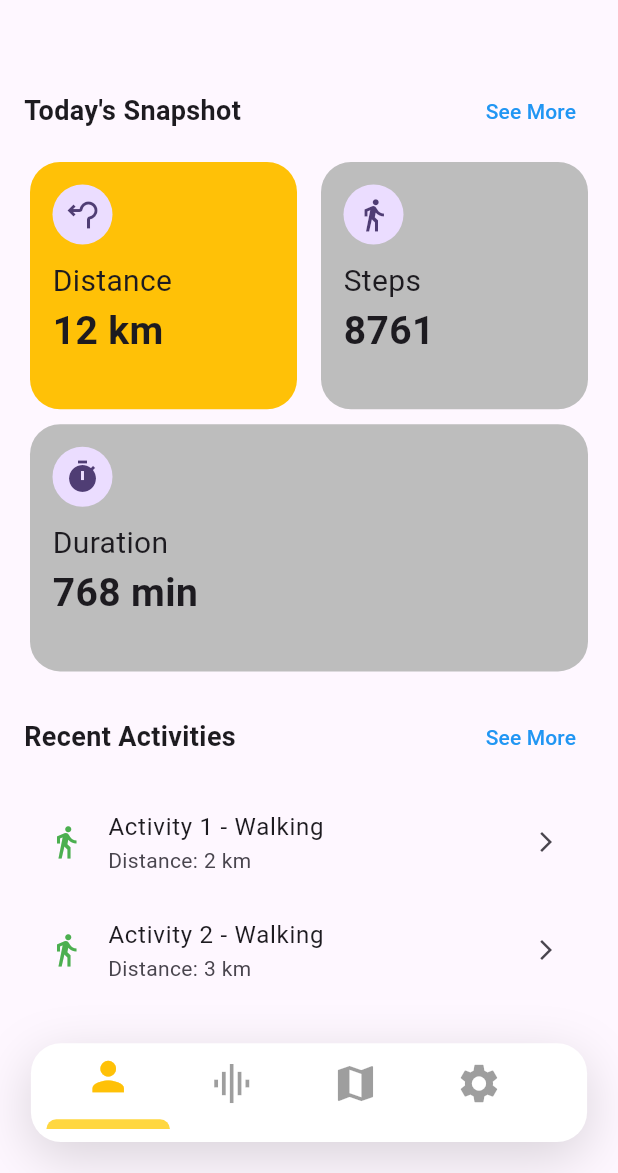
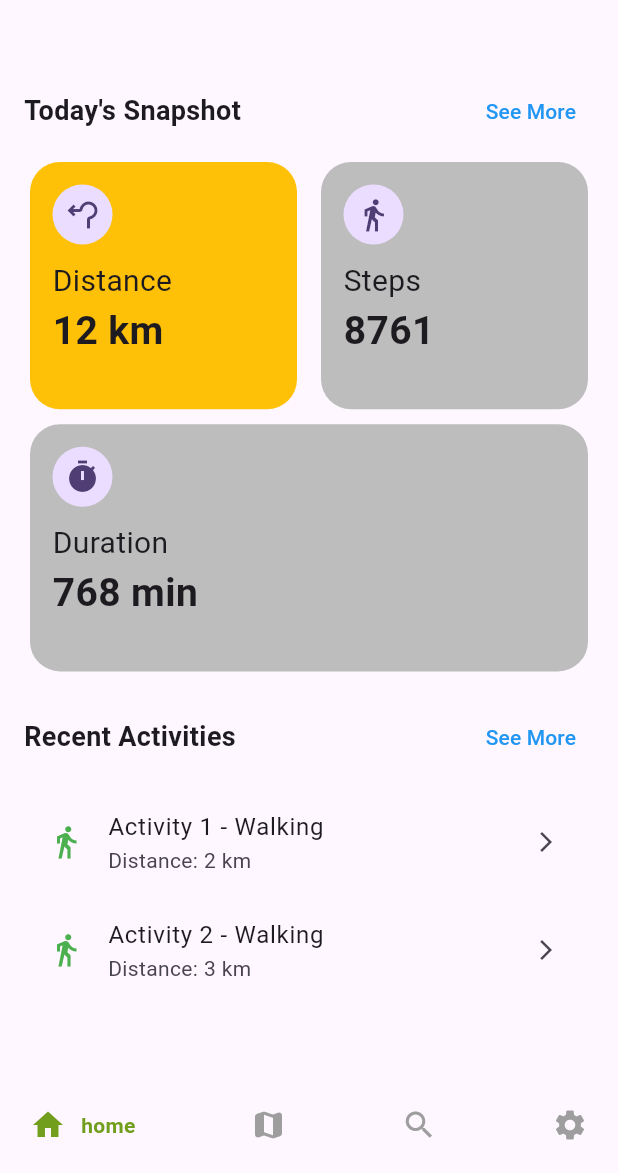
Before and after one commit to Ink42/thrive, a Flutter app: the screen it shows after launch, on a phone screen of 412 x 824 dp, the part 63-1236 px from its top. Run offline on Flutter 3.47's test engine with Material 3 defaults, Android fonts, the phone set to English and light mode, and no system bars; drawn by our look-alikes of google_nav_bar; our stand-ins replace flutter_map, geolocator, google_fonts, hive, hive_flutter, internet_connection_checker_plus and 2 more; accounts and stored records are empty.

```diff
--- a/lib/global/widgets/bottom_navigation_bar.dart
+++ b/lib/global/widgets/bottom_navigation_bar.dart
@@ -2,74 +2,84 @@ import 'package:flutter/material.dart';
 import 'package:provider/provider.dart';
 import 'bottom_navigation_provider.dart';
 
-class GlobaleBottomNavigationBar extends StatelessWidget {
-   GlobaleBottomNavigationBar({super.key});
+class BottomNavigationBar extends StatelessWidget {
+  const BottomNavigationBar({super.key});
 
   @override
   Widget build(BuildContext context) {
     final size = MediaQuery.sizeOf(context);
     final provider = Provider.of<BottomNavigationProvider>(context);
+    return SizedBox();
+  }
+}
+// class GlobaleBottomNavigationBar extends StatelessWidget {
+//    GlobaleBottomNavigationBar({super.key});
 
-    return Container(
-      margin: EdgeInsets.all(size.width * 0.05),
-      height: size.height * 0.08,
-      decoration: BoxDecoration(
-        color: Colors.white,
-        borderRadius: BorderRadius.circular(20),
-        boxShadow: [
-          BoxShadow(
-            color: Colors.black.withOpacity(0.15),
-            blurRadius: 30,
-            offset: const Offset(0, 10),
-          ),
-        ],
-      ),
-      child: ListView.builder(
-        itemCount: IconOfList.length,
-        scrollDirection: Axis.horizontal,
-        padding: EdgeInsets.symmetric(horizontal: size.width * 0.025),
-        itemBuilder: (_, index) => InkWell(
-          onTap: () {
-            provider.updateIndex(index);
-          },
-          splashColor: Colors.transparent,
-          highlightColor: Colors.transparent,
-          child: Column(
-            mainAxisAlignment: MainAxisAlignment.center,
-            children: [
-              Tooltip(
-                message: 'Page ${index + 1}',
-                child: Icon(
-                  IconOfList[index],
-                  size: size.width * 0.076,
-                  color: index == provider.currentIndex ? Colors.amber : Colors.black38,
-                ),
-              ),
-              SizedBox(height: size.width * 0.03),
-              AnimatedContainer(
-                duration: const Duration(milliseconds: 1000),
-                curve: Curves.fastLinearToSlowEaseIn,
-                margin: EdgeInsets.only(
-                  bottom: index == provider.currentIndex ? size.height * 0.002 : 0,
-                ),
-                height: index == provider.currentIndex ? size.height * 0.008 : 0,
-                width: size.width * 0.2,
-                decoration: BoxDecoration(
-                  color: Colors.amberAccent,
-                  borderRadius: const BorderRadius.vertical(top: Radius.circular(10)),
-                ),
-              ),
-            ],
-          ),
-        ),
-      ),
-    );
-  }
+//   @override
+//   Widget build(BuildContext context) {
+//     final size = MediaQuery.sizeOf(context);
+//     final provider = Provider.of<BottomNavigationProvider>(context);
 
-  final List<IconData> IconOfList = [
-    Icons.person,
-    Icons.graphic_eq,
-    Icons.map,
-    Icons.settings,
-  ];
-}
+//     return Container(
+//       margin: EdgeInsets.all(size.width * 0.05),
+//       height: size.height * 0.08,
+//       decoration: BoxDecoration(
+//         color: Colors.white,
+//         borderRadius: BorderRadius.circular(20),
+//         boxShadow: [
+//           BoxShadow(
+//             color: Colors.black.withOpacity(0.15),
+//             blurRadius: 30,
+//             offset: const Offset(0, 10),
+//           ),
+//         ],
+//       ),
+//       child: ListView.builder(
+//         itemCount: IconOfList.length,
+//         scrollDirection: Axis.horizontal,
+//         padding: EdgeInsets.symmetric(horizontal: size.width * 0.025),
+//         itemBuilder: (_, index) => InkWell(
+//           onTap: () {
+//             provider.updateIndex(index);
+//           },
+//           splashColor: Colors.transparent,
+//           highlightColor: Colors.transparent,
+//           child: Column(
+//             mainAxisAlignment: MainAxisAlignment.center,
+//             children: [
+//               Tooltip(
+//                 message: 'Page ${index + 1}',
+//                 child: Icon(
+//                   IconOfList[index],
+//                   size: size.width * 0.076,
+//                   color: index == provider.currentIndex ? Colors.amber : Colors.black38,
+//                 ),
+//               ),
+//               SizedBox(height: size.width * 0.03),
+//               AnimatedContainer(
+//                 duration: const Duration(milliseconds: 1000),
+//                 curve: Curves.fastLinearToSlowEaseIn,
+//                 margin: EdgeInsets.only(
+//                   bottom: index == provider.currentIndex ? size.height * 0.002 : 0,
+//                 ),
+//                 height: index == provider.currentIndex ? size.height * 0.008 : 0,
+//                 width: size.width * 0.2,
+//                 decoration: BoxDecoration(
+//                   color: Colors.amberAccent,
+//                   borderRadius: const BorderRadius.vertical(top: Radius.circular(10)),
+//                 ),
+//               ),
+//             ],
+//           ),
+//         ),
+//       ),
+//     );
+//   }
+
+//   final List<IconData> IconOfList = [
+//     Icons.person,
+//     Icons.graphic_eq,
+//     Icons.map,
+//     Icons.settings,
+//   ];
+// }
--- a/lib/main.dart
+++ b/lib/main.dart
@@ -1,6 +1,7 @@
 import 'dart:developer';
 
 import 'package:flutter/material.dart';
+import 'package:google_nav_bar/google_nav_bar.dart';
 import 'package:hive_flutter/hive_flutter.dart';
 import 'package:provider/provider.dart';
 import 'package:thrive/challenge/location_controller.dart';
@@ -12,11 +13,11 @@ import 'package:thrive/const/constant.dart';
 import 'package:thrive/global/models/activity_models.dart';
 import 'package:thrive/global/models/user_profile_models.dart';
 import 'package:thrive/global/services/network_monitor.dart';
-import 'package:thrive/global/widgets/bottom_navigation_bar.dart';
 import 'package:thrive/global/widgets/bottom_navigation_provider.dart';
+import 'package:thrive/utils/widgets/wtile.dart';
 import 'package:thrive/home/view/home_page.dart';
 
-void main()async {
+void main() async {
   WidgetsFlutterBinding.ensureInitialized();
   await Hive.initFlutter();
   Hive.registerAdapter(UserProfileModelsAdapter());
@@ -24,21 +25,15 @@ void main()async {
   await Hive.openBox<UserProfileModels>(test_user);
   await Hive.openBox<ActivityModels>(test_box);
 
-  runApp(
-
-      MultiProvider(providers:
-      [
+  runApp(MultiProvider(
+    providers: [
       ChangeNotifierProvider(create: (context) => BottomNavigationProvider()),
       ChangeNotifierProvider(create: (_) => NetworkMonitor()),
       ChangeNotifierProvider(create: (_) => RouteViewModel()),
-        ChangeNotifierProvider(create: (_)=>LocationController()),
-
-
+      ChangeNotifierProvider(create: (_) => LocationController()),
     ],
     child: const MyApp(),
-      )
-
-  );
+  ));
 }
 
 class MyApp extends StatelessWidget {
@@ -48,29 +43,26 @@ class MyApp extends StatelessWidget {
     return MaterialApp(
       title: 'Flutter Demo',
       theme: ThemeData(
-
         colorScheme: ColorScheme.fromSeed(seedColor: Colors.deepPurple),
         useMaterial3: true,
       ),
-      home:HivePage(),
+      home: HivePage(),
       routes: {
-        MapView.id : (_)=>MapView(),
-        SetEventView.id :(_)=> SetEventView()
+        MapView.id: (_) => MapView(),
+        SetEventView.id: (_) => SetEventView()
       },
     );
   }
 }
 
-
 class HivePage extends StatefulWidget {
   HivePage({super.key});
-  // final box = Hive.box<UserProfileModels>("name");
+  // final box = Hive.box<UserProfileModels>("name"); //Break
   @override
   State<HivePage> createState() => _HivePageState();
 }
 
 class _HivePageState extends State<HivePage> {
-
   String say = "";
   @override
   void initState() {
@@ -80,34 +72,53 @@ class _HivePageState extends State<HivePage> {
     if (!Hive.isBoxOpen(test_user)) Hive.openBox<UserProfileModels>(test_user);
   }
 
-  void display(String data){
+  void display(String data) {
     setState(() {
       log(data);
       say = data;
     });
   }
+
+  int currentPageIndex = 0;
   @override
   Widget build(BuildContext context) {
     final provider = Provider.of<BottomNavigationProvider>(context);
-    final userBox = Hive.box<UserProfileModels>(test_user);
-    UserProfileModels user = UserProfileModels(
-      userEmail: "example@yahoo.co",
-      userID: "9kkds8ads)sa",
-      userName: "Toby",
-      userProfilePicture: "https://media.npr.org/assets/img/2017/08/29/stretch-and-bob-stevie-wonder_wide-fb64384afd53e5775957a41f6630367922f712c0.jpg"
-      );
 
     return Scaffold(
-
-      bottomNavigationBar:  GlobaleBottomNavigationBar(),
-      body: page[provider.currentIndex]
+        bottomNavigationBar: GNav(
+            onTabChange: (value) {
+              setState(() {
+                currentPageIndex = value;
+              });
+            },
+            activeColor: const Color.fromARGB(255, 113, 158, 28),
+            color: Colors.grey,
+            padding: EdgeInsets.all(10),
+            tabMargin: EdgeInsets.all(10),
+            tabs: [
+              GButton(
+                icon: Icons.home,
+                text: "home",
+                gap: 10,
+              ),
+              GButton(icon: Icons.map_rounded, text: "map", gap: 10),
+              GButton(icon: Icons.search, text: "search", gap: 10),
+              GButton(icon: Icons.settings, text: "settings", gap: 10),
+            ]),
+        // body: page[provider.currentIndex]
+        body: page[currentPageIndex]
+        // body:
         );
   }
- final page =[
+
+  final page = [
     HomePage(),
-  Center(child: Text("Stats"),),
+    Center(
+      child: Text("Map"),
+    ),
     Center(child: ChallengeView()),
-  Center(child: Text("Settings"),),
-
+    Center(
+      child: Text("Settings"),
+    ),
   ];
 }
```
Also changed, not shown: lib/utils/widgets/wtile.dart (added, +70 -0 lines), pubspec.yaml (+4 -3 lines), pubspec.lock, 6 other files. Lines whose indentation alone changed are shown as unchanged.
